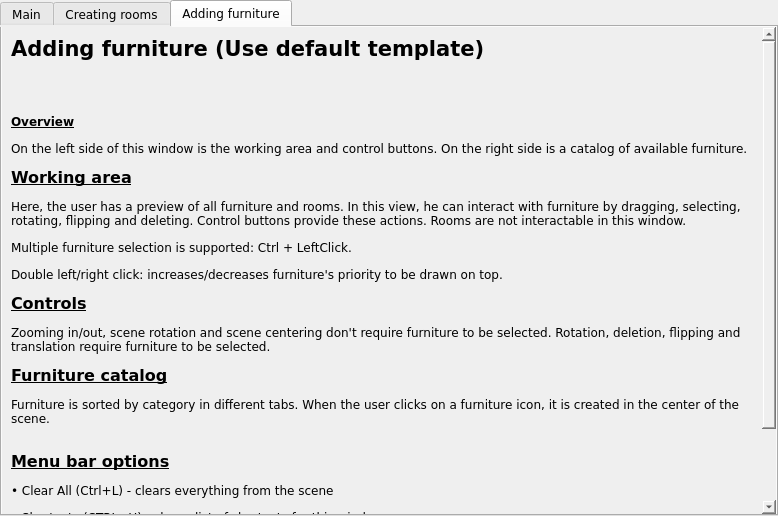
First picture: the form in src/ui/instructions.ui, repository ajvazz/Home-Planner-2D, before the edit.
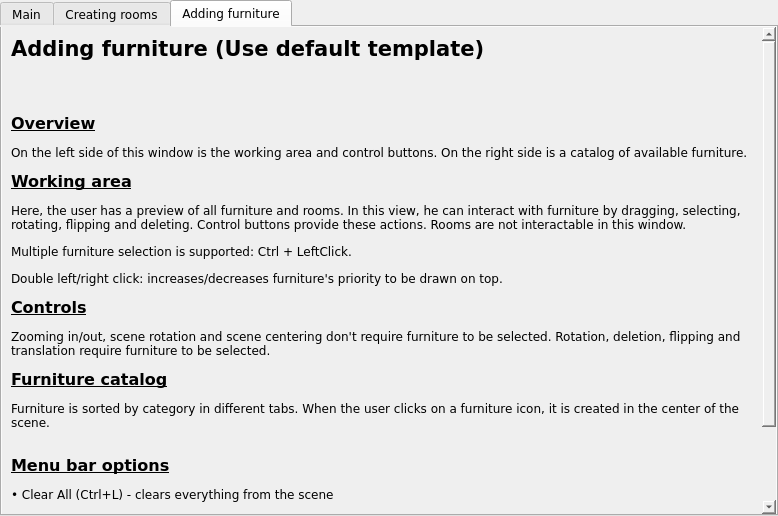
Second picture: the form after the edit. The open tabs and pages were chosen to show the change.

Patch:
```diff
--- a/src/ui/instructions.ui
+++ b/src/ui/instructions.ui
@@ -175,7 +175,7 @@
              <x>0</x>
              <y>0</y>
              <width>760</width>
-             <height>663</height>
+             <height>664</height>
             </rect>
            </property>
            <property name="sizePolicy">
@@ -188,7 +188,7 @@
             <item>
              <widget class="QLabel" name="lblTextFurniture">
               <property name="text">
-               <string>&lt;html&gt;&lt;head/&gt;&lt;body&gt;&lt;p&gt;&lt;span style=&quot; font-size:16pt; font-weight:600;&quot;&gt;Adding furniture (Use default template)&lt;/span&gt;&lt;/p&gt;&lt;p&gt;&lt;br/&gt;&lt;/p&gt;&lt;p&gt;&lt;span style=&quot; font-weight:600; text-decoration: underline;&quot;&gt;Overview&lt;/span&gt;&lt;/p&gt;&lt;p&gt;On the left side of this window is the working area and control buttons. On the right side is a catalog of available furniture.&lt;/p&gt;&lt;p&gt;&lt;span style=&quot; font-size:12pt; font-weight:600; text-decoration: underline;&quot;&gt;Working area&lt;/span&gt;&lt;/p&gt;&lt;p&gt;Here, the user has a preview of all furniture and rooms. In this view, he can interact with furniture by dragging, selecting, rotating, flipping and deleting. Control buttons provide these actions. Rooms are not interactable in this window.&lt;/p&gt;&lt;p&gt;Multiple furniture selection is supported: Ctrl + LeftClick.&lt;/p&gt;&lt;p&gt;Double left/right click: increases/decreases furniture's priority to be drawn on top.&lt;/p&gt;&lt;p&gt;&lt;span style=&quot; font-size:12pt; font-weight:600; text-decoration: underline;&quot;&gt;Controls&lt;/span&gt;&lt;/p&gt;&lt;p&gt;Zooming in/out, scene rotation and scene centering don't require furniture to be selected. Rotation, deletion, flipping and translation require furniture to be selected.&lt;/p&gt;&lt;p&gt;&lt;span style=&quot; font-size:12pt; font-weight:600; text-decoration: underline;&quot;&gt;Furniture catalog&lt;/span&gt;&lt;/p&gt;&lt;p&gt;Furniture is sorted by category in different tabs. When the user clicks on a furniture icon, it is created in the center of the scene.&lt;/p&gt;&lt;p&gt;&lt;br/&gt;&lt;span style=&quot; font-size:12pt; font-weight:600; text-decoration: underline;&quot;&gt;Menu bar options&lt;/span&gt;&lt;/p&gt;&lt;p&gt;• Clear All (Ctrl+L) - clears everything from the scene&lt;/p&gt;&lt;p&gt;• Shortcuts (CTRL+H) - shows list of shortcuts for this window&lt;/p&gt;&lt;p&gt;• Save as Image (Ctrl+S) - saves current scene as an image. User has to specify extension (.png, .jpg...). Zooming out the scene first is recommended.&lt;/p&gt;&lt;p&gt;• Quit (Ctrl+Q) - quits Home Planner 2D&lt;/p&gt;&lt;/body&gt;&lt;/html&gt;</string>
+               <string>&lt;html&gt;&lt;head/&gt;&lt;body&gt;&lt;p&gt;&lt;span style=&quot; font-size:16pt; font-weight:600;&quot;&gt;Adding furniture (Use default template)&lt;/span&gt;&lt;/p&gt;&lt;p&gt;&lt;br/&gt;&lt;/p&gt;&lt;p&gt;&lt;span style=&quot; font-size:12pt; font-weight:600; text-decoration: underline;&quot;&gt;Overview&lt;/span&gt;&lt;/p&gt;&lt;p&gt;On the left side of this window is the working area and control buttons. On the right side is a catalog of available furniture.&lt;/p&gt;&lt;p&gt;&lt;span style=&quot; font-size:12pt; font-weight:600; text-decoration: underline;&quot;&gt;Working area&lt;/span&gt;&lt;/p&gt;&lt;p&gt;Here, the user has a preview of all furniture and rooms. In this view, he can interact with furniture by dragging, selecting, rotating, flipping and deleting. Control buttons provide these actions. Rooms are not interactable in this window.&lt;/p&gt;&lt;p&gt;Multiple furniture selection is supported: Ctrl + LeftClick.&lt;/p&gt;&lt;p&gt;Double left/right click: increases/decreases furniture's priority to be drawn on top.&lt;/p&gt;&lt;p&gt;&lt;span style=&quot; font-size:12pt; font-weight:600; text-decoration: underline;&quot;&gt;Controls&lt;/span&gt;&lt;/p&gt;&lt;p&gt;Zooming in/out, scene rotation and scene centering don't require furniture to be selected. Rotation, deletion, flipping and translation require furniture to be selected.&lt;/p&gt;&lt;p&gt;&lt;span style=&quot; font-size:12pt; font-weight:600; text-decoration: underline;&quot;&gt;Furniture catalog&lt;/span&gt;&lt;/p&gt;&lt;p&gt;Furniture is sorted by category in different tabs. When the user clicks on a furniture icon, it is created in the center of the scene.&lt;/p&gt;&lt;p&gt;&lt;br/&gt;&lt;span style=&quot; font-size:12pt; font-weight:600; text-decoration: underline;&quot;&gt;Menu bar options&lt;/span&gt;&lt;/p&gt;&lt;p&gt;• Clear All (Ctrl+L) - clears everything from the scene&lt;/p&gt;&lt;p&gt;• Shortcuts (CTRL+H) - shows list of shortcuts for this window&lt;/p&gt;&lt;p&gt;• Save as Image (Ctrl+S) - saves current scene as an image. User has to specify extension (.png, .jpg...). Zooming out the scene first is recommended.&lt;/p&gt;&lt;p&gt;• Quit (Ctrl+Q) - quits Home Planner 2D&lt;/p&gt;&lt;/body&gt;&lt;/html&gt;</string>
               </property>
               <property name="alignment">
                <set>Qt::AlignLeading|Qt::AlignLeft|Qt::AlignTop</set>
```
Left out of the diff: 2 changed lines with no effect on the pictures.
